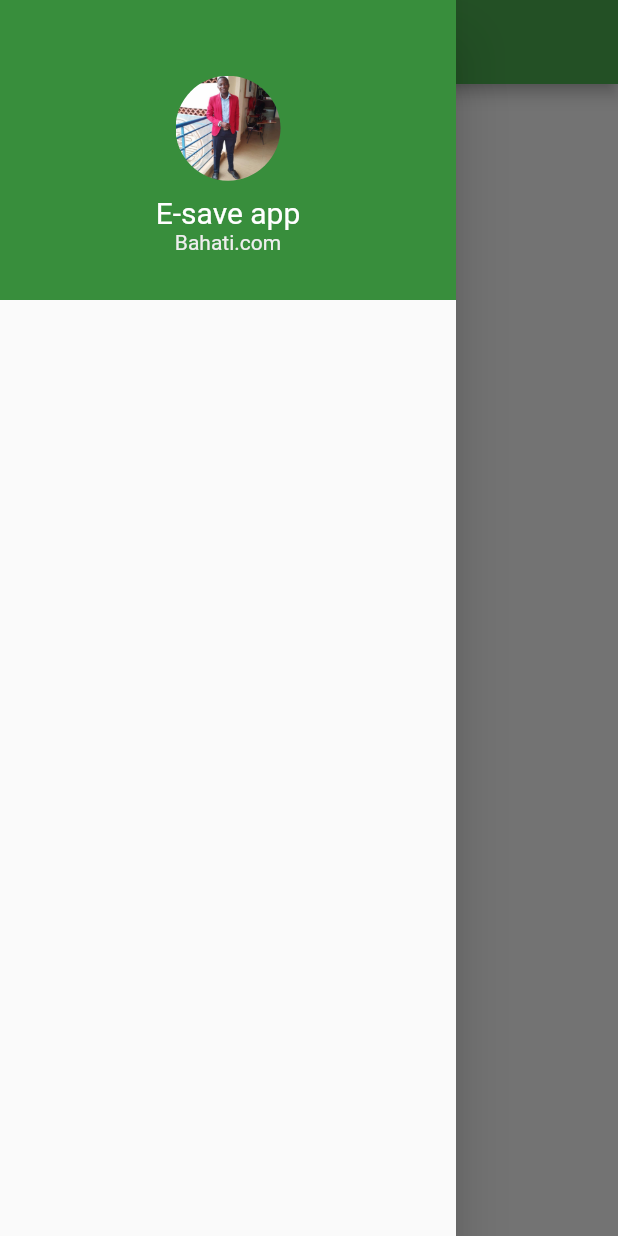
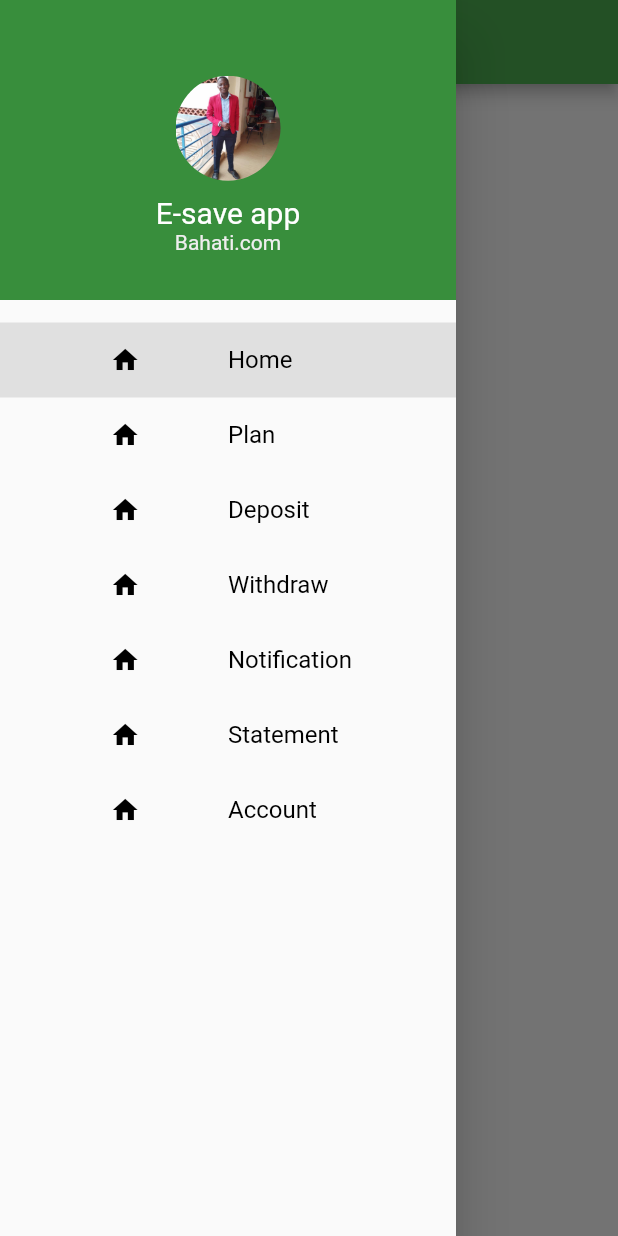
Before and after one commit to Manenomyk/E-Save-app-, a Flutter app: the screen it shows after launch, with the side drawer open, on a phone screen of 412 x 824 dp. Run offline on Flutter 3.47's test engine with Material 2 defaults, Android fonts, the phone set to English and light mode, and no system bars.

Commit message:
Sidebar items

```diff
--- a/lib/main.dart
+++ b/lib/main.dart
@@ -26,6 +26,7 @@ class Home extends StatefulWidget {
 }
 
 class _HomeState extends State<Home> {
+  var currentPage = DrawerSection.home;
   @override
   Widget build(BuildContext context) {
     return Scaffold(
@@ -51,6 +52,124 @@ class _HomeState extends State<Home> {
   }
 
   Widget MyDrawerList() {
-    return Container();
+    return Container(
+      padding: EdgeInsets.only(
+        top: 15,
+      ),
+      child: Column(
+        children: [
+          menuitem(
+            1,
+            "Home",
+            Icons.home,
+            currentPage == DrawerSection.home ? true : false,
+          ),
+          menuitem(
+            2,
+            "Plan",
+            Icons.home,
+            currentPage == DrawerSection.plan ? true : false,
+          ),
+          menuitem(
+            3,
+            "Deposit",
+            Icons.home,
+            currentPage == DrawerSection.deposit ? true : false,
+          ),
+          menuitem(
+            4,
+            "Withdraw",
+            Icons.home,
+            currentPage == DrawerSection.withdraw ? true : false,
+          ),
+          menuitem(
+            5,
+            "Notification",
+            Icons.home,
+            currentPage == DrawerSection.notifications ? true : false,
+          ),
+          menuitem(
+            6,
+            "Statement",
+            Icons.home,
+            currentPage == DrawerSection.statement ? true : false,
+          ),
+          menuitem(
+            7,
+            "Account",
+            Icons.home,
+            currentPage == DrawerSection.account ? true : false,
+          ),
+        ],
+      ),
+    );
+  }
+
+  Widget menuitem(int id, String title, IconData icon, bool selected) {
+    return Material(
+      color: selected ? Colors.grey[300] : Colors.transparent,
+      child: InkWell(
+        onTap: () {
+          Navigator.pop(context);
+          setState(() {
+            if (id == 1) {
+              currentPage = DrawerSection.home;
+            }
+            if (id == 2) {
+              currentPage = DrawerSection.plan;
+            }
+            if (id == 3) {
+              currentPage = DrawerSection.deposit;
+            }
+            if (id == 4) {
+              currentPage = DrawerSection.withdraw;
+            }
+            if (id == 5) {
+              currentPage = DrawerSection.notifications;
+            }
+            if (id == 6) {
+              currentPage = DrawerSection.statement;
+            }
+            if (id == 7) {
+              currentPage = DrawerSection.account;
+            }
+          });
+        },
+        child: Padding(
+          padding: EdgeInsets.all(15.0),
+          child: Row(
+            children: [
+              Expanded(
+                child: Icon(
+                  icon,
+                  size: 20,
+                  color: Colors.black,
+                ),
+              ),
+              Expanded(
+                flex: 1,
+                child: Text(
+                  title,
+                  style: TextStyle(
+                    color: Colors.black,
+                    fontSize: 16,
+                  ),
+                ),
+              ),
+            ],
+          ),
+        ),
+      ),
+    );
   }
 }
+
+enum DrawerSection {
+  home,
+  plan,
+  deposit,
+  withdraw,
+  notifications,
+  statement,
+  account,
+}
```
